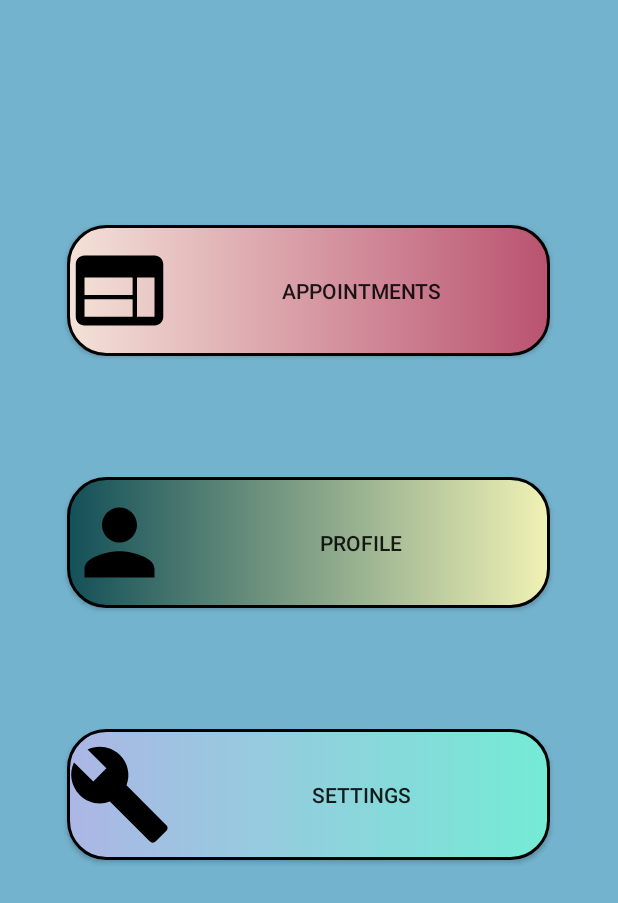
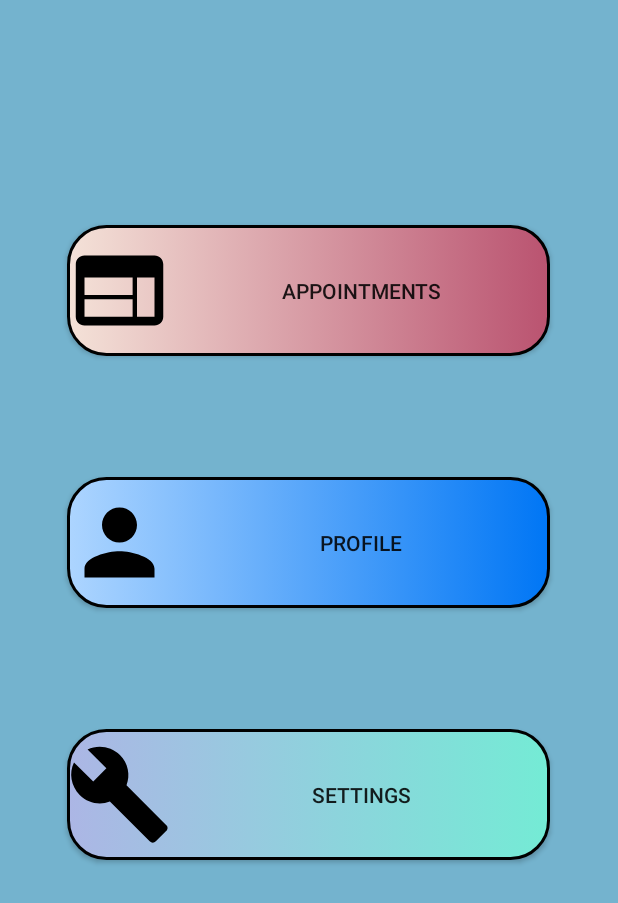
Before and after one commit to ltdeivis/SparklingClean, an Android app: the layout activity_client_landing.xml on its own in the app's theme, with its tools: preview values and no code run, on a phone screen of 412 x 824 dp. Shown: the top 903 px of the screen. Run offline under Robolectric (Android 15) with nearby library versions, the phone set to English and light mode, and no system bars.

Commit message:
- Clients button color gradient fixed

```diff
--- a/app/src/main/res/drawable/clients_button.xml
+++ b/app/src/main/res/drawable/clients_button.xml
@@ -5,8 +5,8 @@
             <!--make a gradient background-->
             <gradient
                 android:type="linear"
-                android:endColor="#F1F2B5"
-                android:startColor="#135058"
+                android:endColor="#0076F5"
+                android:startColor="#ADD5FF"
                 android:angle="0"
                 android:gradientRadius="0"
                 />
```
